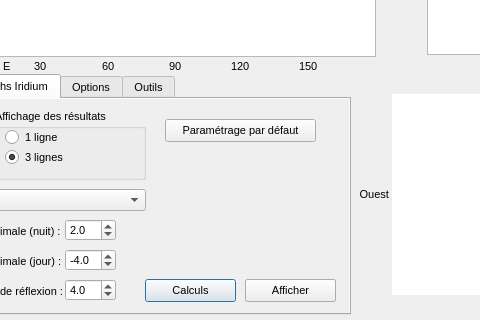
First picture: the form in previsat.ui, repository mconsidine/previsat_archive, before the edit; both pictures show x 433 to 913 and y 370 to 690 of the 1068 by 690 pixel window.
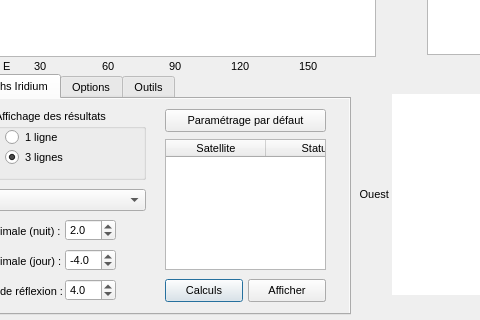
Second picture: the form after the edit. The open tabs and pages were chosen to show the change. Icons and pictures are not drawn.

Commit message: - Affichage de l'age du TLE pour les transits ISS - Affichage du statut des satellites Iridium

```diff
--- a/previsat.ui
+++ b/previsat.ui
@@ -6098,9 +6098,9 @@
            <widget class="QPushButton" name="afficherIri">
             <property name="geometry">
              <rect>
-              <x>670</x>
+              <x>673</x>
               <y>180</y>
-              <width>91</width>
+              <width>78</width>
               <height>23</height>
              </rect>
             </property>
@@ -6111,9 +6111,9 @@
            <widget class="QPushButton" name="calculsIri">
             <property name="geometry">
              <rect>
-              <x>570</x>
+              <x>590</x>
               <y>180</y>
-              <width>91</width>
+              <width>78</width>
               <height>23</height>
              </rect>
             </property>
@@ -6127,9 +6127,9 @@
            <widget class="QPushButton" name="annulerIri">
             <property name="geometry">
              <rect>
-              <x>670</x>
+              <x>673</x>
               <y>180</y>
-              <width>91</width>
+              <width>78</width>
               <height>23</height>
              </rect>
             </property>
@@ -6179,8 +6179,8 @@
             <property name="geometry">
              <rect>
               <x>590</x>
-              <y>20</y>
-              <width>151</width>
+              <y>10</y>
+              <width>161</width>
               <height>23</height>
              </rect>
             </property>
@@ -6201,6 +6201,38 @@
              <bool>true</bool>
             </property>
            </widget>
+           <widget class="QTableWidget" name="statutIridium">
+            <property name="geometry">
+             <rect>
+              <x>590</x>
+              <y>40</y>
+              <width>161</width>
+              <height>131</height>
+             </rect>
+            </property>
+            <property name="horizontalScrollBarPolicy">
+             <enum>Qt::ScrollBarAlwaysOff</enum>
+            </property>
+            <property name="selectionMode">
+             <enum>QAbstractItemView::NoSelection</enum>
+            </property>
+            <attribute name="horizontalHeaderStretchLastSection">
+             <bool>true</bool>
+            </attribute>
+            <attribute name="verticalHeaderVisible">
+             <bool>false</bool>
+            </attribute>
+            <column>
+             <property name="text">
+              <string>Satellite</string>
+             </property>
+            </column>
+            <column>
+             <property name="text">
+              <string>Statut</string>
+             </property>
+            </column>
+           </widget>
            <zorder>annulerIri</zorder>
            <zorder>lbl_dateInitialeIri</zorder>
            <zorder>dateFinaleIri</zorder>
```
Left out of the diff: 32 changed lines with no effect on the pictures. The commit also changes 5 other files.
